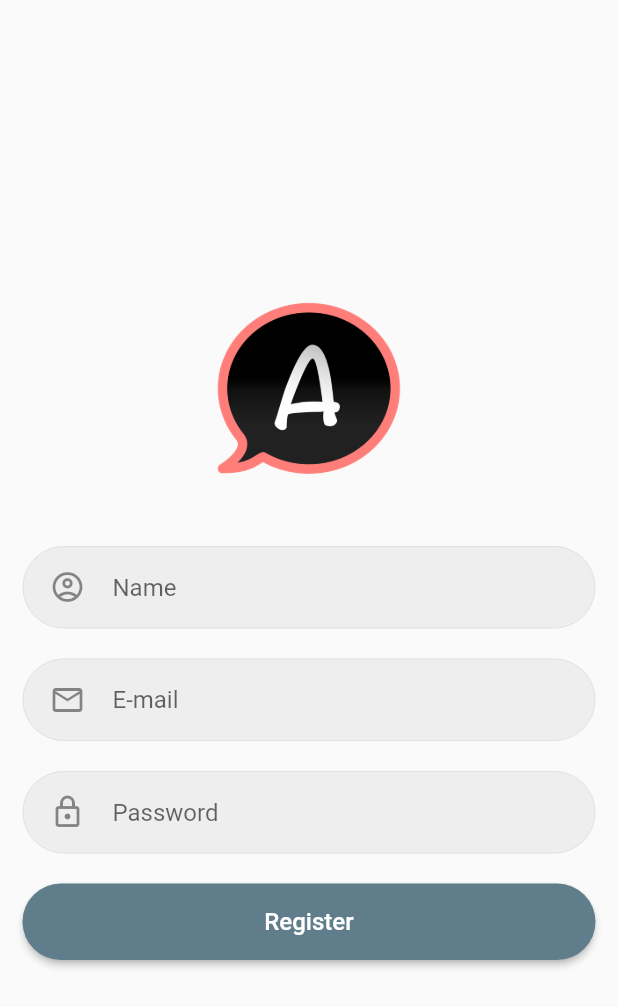
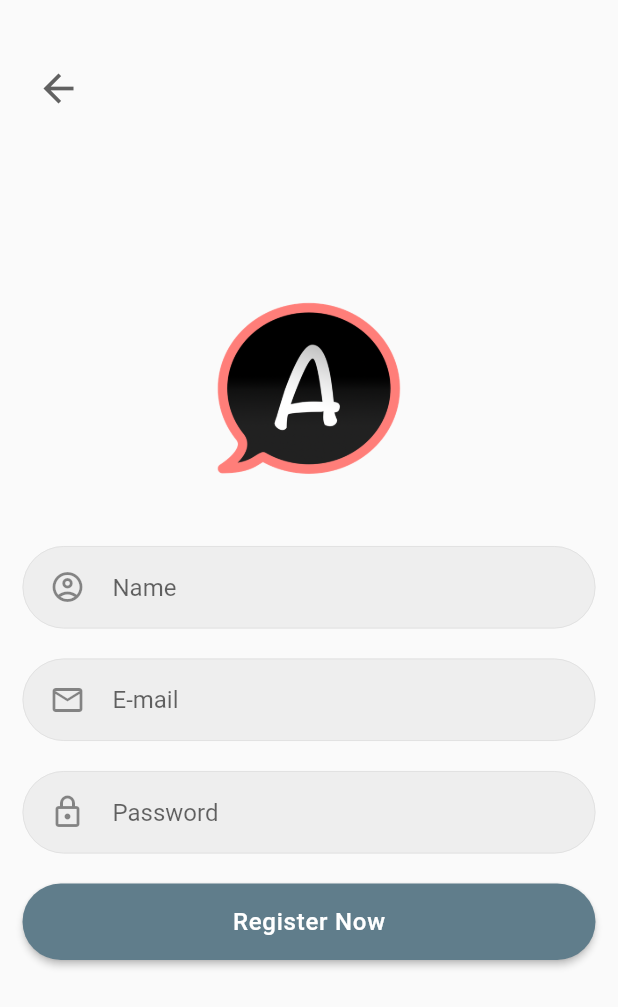
Before and after one commit to Rezuanul-Islam-Fahim/anonymous_chat, a Flutter app: the screen it shows after launch, after a tap on "Register Now", on a phone screen of 412 x 824 dp. Shown: the top 1007 px of the screen. Run offline on Flutter 3.47's test engine with Material 2 defaults, Android fonts, the phone set to English and light mode, and no system bars; our stand-ins replace firebase_auth, firebase_core; accounts and stored records are empty; network calls fail.

Commit message:
Add back button in register screen

```diff
--- /dev/null
+++ b/lib/components/login_register_button.dart
@@ -0,0 +1,28 @@
+import 'package:flutter/material.dart';
+
+class LoginRegisterButton extends StatelessWidget {
+  final String label;
+  final Function handler;
+
+  LoginRegisterButton(this.label, this.handler);
+
+  @override
+  Widget build(BuildContext context) {
+    return Container(
+      width: double.infinity,
+      child: RaisedButton(
+        child: Text(
+          label,
+          style: TextStyle(fontSize: 16, letterSpacing: 0.5),
+        ),
+        padding: EdgeInsets.all(16),
+        shape: RoundedRectangleBorder(
+          borderRadius: BorderRadius.circular(30),
+        ),
+        color: Theme.of(context).primaryColor,
+        textColor: Colors.white,
+        onPressed: handler,
+      ),
+    );
+  }
+}
--- a/lib/screens/login.dart
+++ b/lib/screens/login.dart
@@ -3,6 +3,7 @@ import 'package:flutter/material.dart';
 import 'package:firebase_auth/firebase_auth.dart';
 
 import '../global.dart';
+import '../components/login_register_button.dart';
 import 'register.dart';
 import 'chat.dart';
 
@@ -60,19 +61,7 @@ class LoginScreen extends StatelessWidget {
               obscureText: true,
             ),
             SizedBox(height: 20),
-            Container(
-              width: double.infinity,
-              child: RaisedButton(
-                child: Text('Login', style: TextStyle(fontSize: 16)),
-                padding: EdgeInsets.all(16),
-                shape: RoundedRectangleBorder(
-                  borderRadius: BorderRadius.circular(30),
-                ),
-                color: Theme.of(context).primaryColor,
-                textColor: Colors.white,
-                onPressed: () => _loginUser(context),
-              ),
-            ),
+            LoginRegisterButton('Login', () => _loginUser(context)),
             SizedBox(height: 30),
             Row(
               mainAxisAlignment: MainAxisAlignment.center,
--- a/lib/screens/register.dart
+++ b/lib/screens/register.dart
@@ -3,6 +3,7 @@ import 'package:flutter/material.dart';
 import 'package:firebase_auth/firebase_auth.dart';
 
 import '../global.dart';
+import '../components/login_register_button.dart';
 import 'chat.dart';
 
 class RegisterScreen extends StatelessWidget {
@@ -28,7 +29,9 @@ class RegisterScreen extends StatelessWidget {
   @override
   Widget build(BuildContext context) {
     return Scaffold(
-      body: Padding(
+      body: Stack(
+        children: <Widget>[
+          Padding(
             padding: const EdgeInsets.symmetric(horizontal: 15),
             child: Column(
               mainAxisAlignment: MainAxisAlignment.center,
@@ -66,22 +69,24 @@ class RegisterScreen extends StatelessWidget {
                   obscureText: true,
                 ),
                 SizedBox(height: 20),
-            Container(
-              width: double.infinity,
-              child: RaisedButton(
-                child: Text('Register', style: TextStyle(fontSize: 16)),
-                padding: EdgeInsets.all(16),
-                shape: RoundedRectangleBorder(
-                  borderRadius: BorderRadius.circular(30),
+                LoginRegisterButton(
+                  'Register Now',
+                  () => _registerUser(context),
                 ),
-                color: Theme.of(context).primaryColor,
-                textColor: Colors.white,
-                onPressed: () => _registerUser(context),
+              ],
+            ),
+          ),
+          Padding(
+            padding: EdgeInsets.only(top: 35, left: 15),
+            child: IconButton(
+              icon: Icon(Icons.arrow_back),
+              iconSize: 30,
+              color: Colors.grey[700],
+              onPressed: () => Navigator.of(context).pop(),
             ),
           ),
         ],
       ),
-      ),
     );
   }
 }
```
Lines whose indentation alone changed are shown as unchanged.
